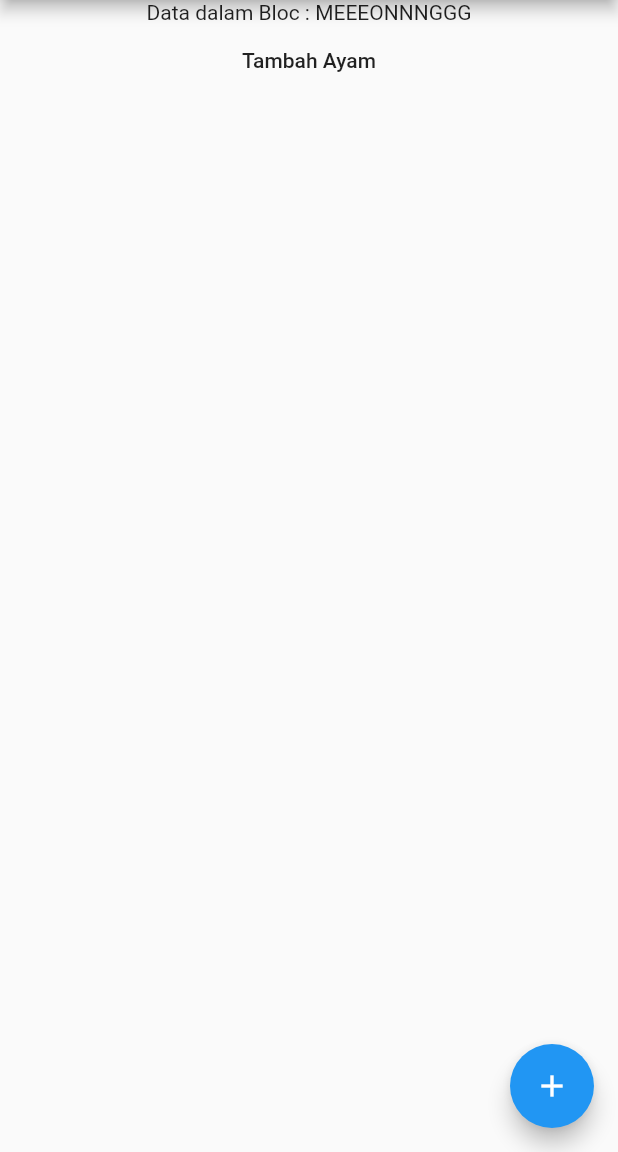
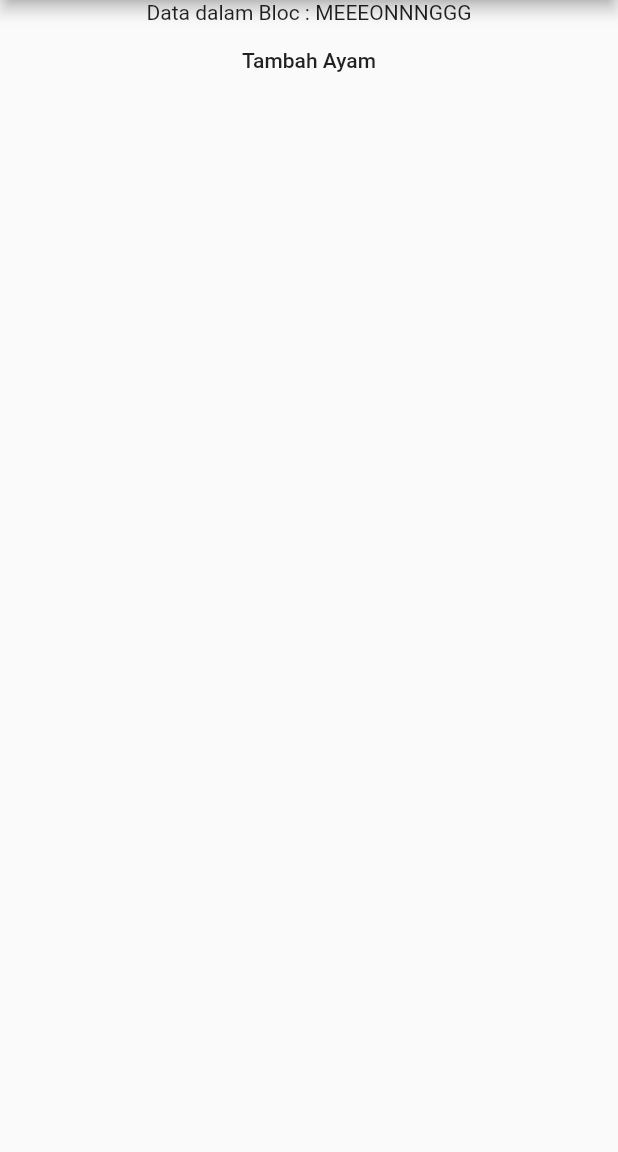
Before and after one commit to Hilman27/Ngajar, a Flutter app: the screen it shows after launch, on a phone screen of 412 x 824 dp, the part 84-1236 px from its top. Run offline on Flutter 3.47's test engine with Material 2 defaults, Android fonts, the phone set to English and light mode, and no system bars; our stand-ins replace bloc, flutter_bloc; missing offline and left inert: random_color.

Commit message:
added fix

```diff
--- a/bloctest/lib/bloc/kandang_state.dart
+++ b/bloctest/lib/bloc/kandang_state.dart
@@ -39,4 +39,6 @@ class KandangContinue extends KandangState{
 
   KandangContinue(this.reinit);
 
+  Map<String, String> get _kandang => super._kandang;
+
 }
--- a/bloctest/lib/main.dart
+++ b/bloctest/lib/main.dart
@@ -45,13 +45,6 @@ class _MyHomePageState extends State<MyHomePage> {
                 ],
               ),
             ),
-            floatingActionButton: FloatingActionButton(
-              child: Icon(Icons.add),
-              onPressed: () {
-                BlocProvider.of<KandangBloc>(context)
-                                  .add(TambahHewan('Ayam', 'Petok'));
-              },
-            ),
           )
 
     );
```
